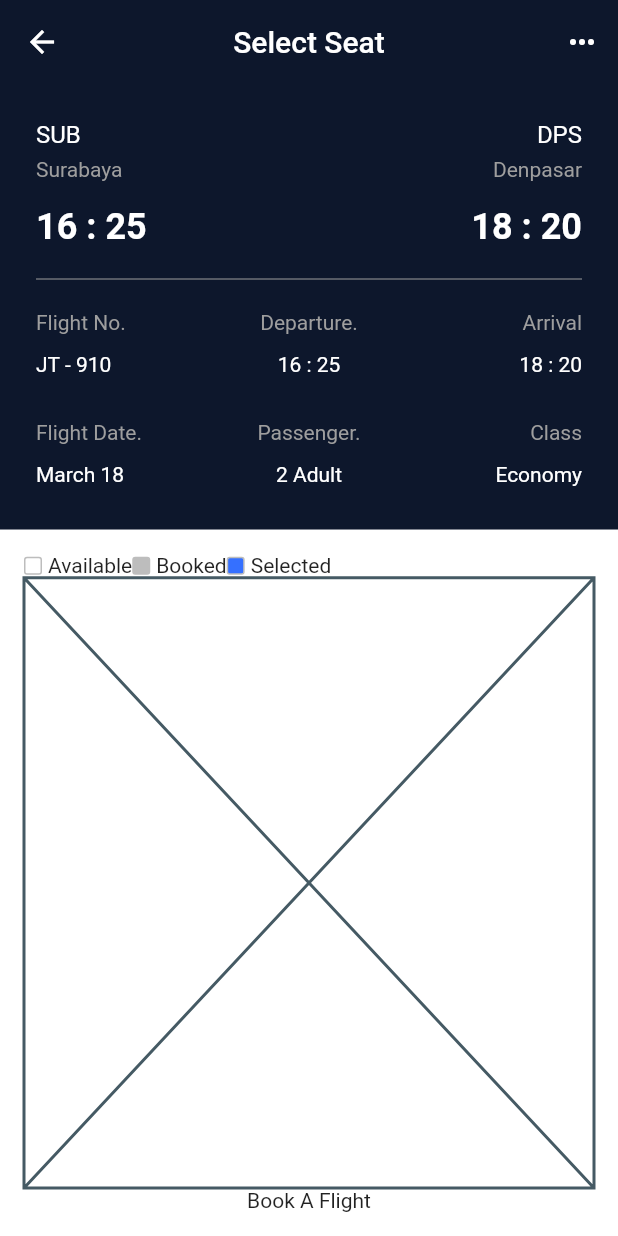
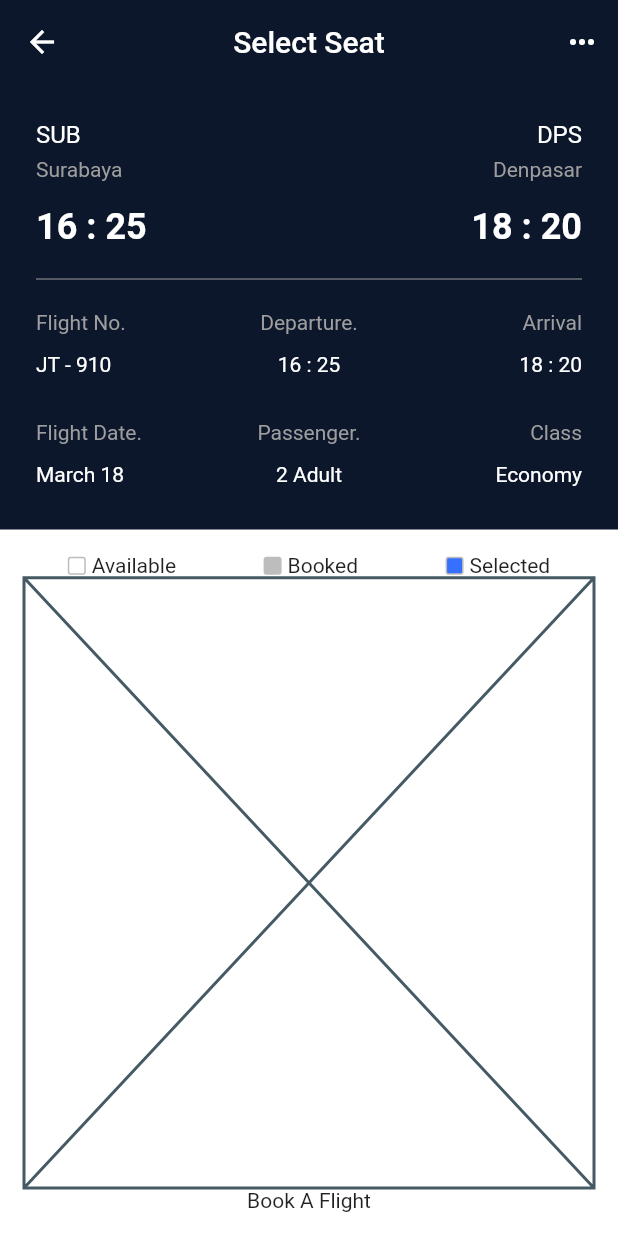
Before and after one commit to JAICHANGPARK/flutter_notebook_chapter_29, a Flutter app: the FlightBookingSelectPage screen opened directly, on a phone screen of 412 x 824 dp. Run offline on Flutter 3.47's test engine with Material 2 defaults, Android fonts, the phone set to English and light mode, and no system bars.

Commit message:
Update flight_booking_select_page.dart

```diff
--- a/lib/ep1465_flight_booking_app/view/flight_booking_select_page.dart
+++ b/lib/ep1465_flight_booking_app/view/flight_booking_select_page.dart
@@ -305,6 +305,7 @@ class _FlightBookingSelectPageState extends State<FlightBookingSelectPage> {
                       child: Column(
                         children: [
                           Row(
+                            mainAxisAlignment: MainAxisAlignment.spaceAround,
                             children: [
                               Row(
                                 children: [
@@ -366,6 +367,7 @@ class _FlightBookingSelectPageState extends State<FlightBookingSelectPage> {
                           ),
                           Expanded(child: Placeholder()),
                           Container(
+                            decoration: BoxDecoration(),
                             child: Center(
                               child: Text("Book A Flight"),
                             ),
```
